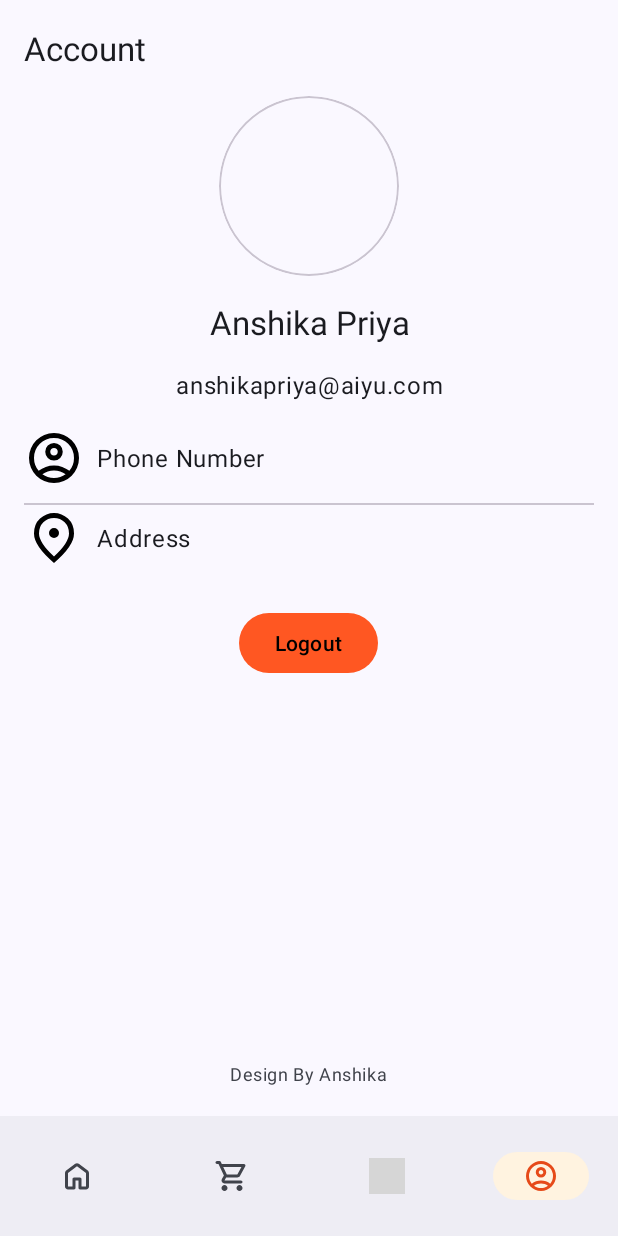
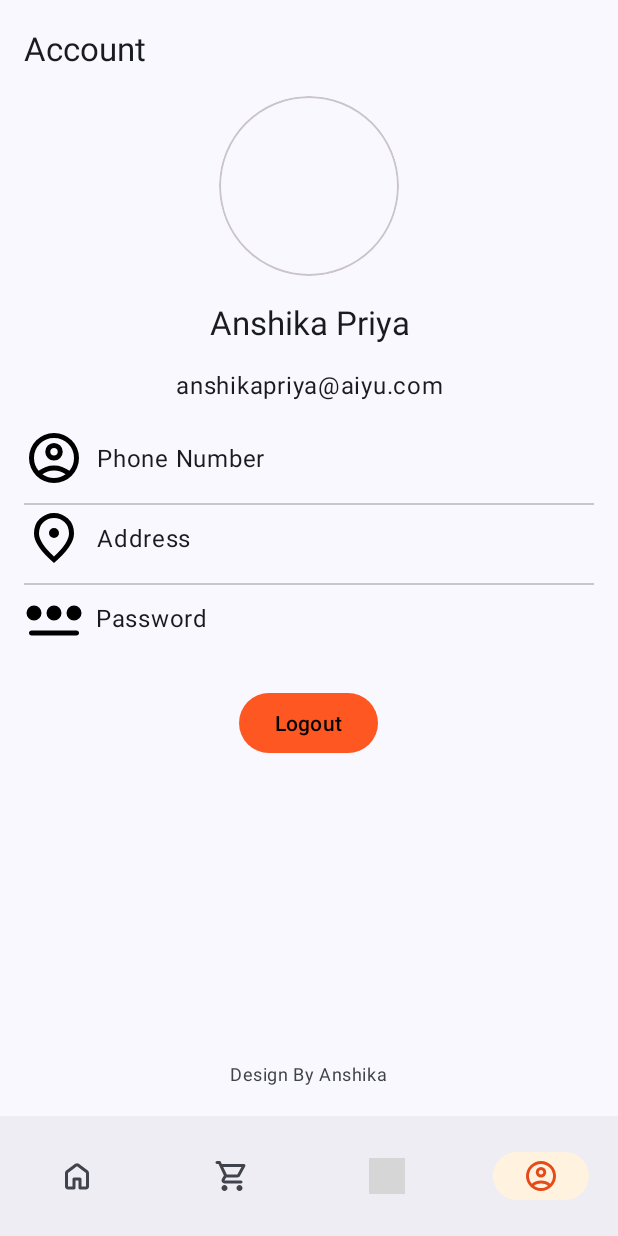
Before and after one commit to anshika1501/BiteBuddy, an Android app: the ProfileFragment screen opened through its navigation route, on a phone screen of 412 x 824 dp. Run offline under Robolectric (Android 15) with nearby library versions, the phone set to English and light mode, and no system bars; our stand-ins replace navigation-ui; grey boxes are pictures that could not be loaded.

Commit message:
Add password icon resource; update profile fragment with password layout; change bottom navigation visibility logic in MainActivity; disable external annotations resolution in gradle

```diff
--- a/app/src/main/java/com/anshu/bitebuddy/MainActivity.java
+++ b/app/src/main/java/com/anshu/bitebuddy/MainActivity.java
@@ -1,6 +1,7 @@
 package com.anshu.bitebuddy;
 
 import android.os.Bundle;
+import android.view.View;
 
 import androidx.activity.EdgeToEdge;
 import androidx.appcompat.app.AppCompatActivity;
@@ -44,19 +45,19 @@ public class MainActivity extends AppCompatActivity {
         binding.bottomNavigationView.setOnItemReselectedListener(item -> {
 
         });
-//        navController
-//                .addOnDestinationChangedListener((navController, navDestination, bundle) -> {
-//                    if (
-//                            navDestination.getId() == R.id.homeFragment ||
-//                                    navDestination.getId() == R.id.cartFragment ||
-//                                    navDestination.getId() == R.id.profileFragment ||
-//                                    navDestination.getId() == R.id.historyFragment
-//                    ) {
-//                        binding.bottomNavigationView.setVisibility(View.VISIBLE);
-//                    } else {
-//                        binding.bottomNavigationView.setVisibility(View.GONE);
-//                    }
-//                });
+        navController
+                .addOnDestinationChangedListener((navController, navDestination, bundle) -> {
+                    if (
+                            navDestination.getId() == R.id.homeFragment ||
+                                    navDestination.getId() == R.id.cartFragment ||
+                                    navDestination.getId() == R.id.profileFragment ||
+                                    navDestination.getId() == R.id.historyFragment
+                    ) {
+                        binding.bottomNavigationView.setVisibility(View.VISIBLE);
+                    } else {
+                        binding.bottomNavigationView.setVisibility(View.GONE);
+                    }
+                });
 
     }
 }
--- /dev/null
+++ b/app/src/main/res/drawable/rounded_password_2_24.xml
@@ -0,0 +1,5 @@
+<vector xmlns:android="http://schemas.android.com/apk/res/android" android:height="24dp" android:tint="#000000" android:viewportHeight="960" android:viewportWidth="960" android:width="24dp">
+
+    <path android:fillColor="@android:color/white" android:pathData="M160,520Q110,520 75,485Q40,450 40,400Q40,350 75,315Q110,280 160,280Q210,280 245,315Q280,350 280,400Q280,450 245,485Q210,520 160,520ZM120,760Q103,760 91.5,748.5Q80,737 80,720Q80,703 91.5,691.5Q103,680 120,680L840,680Q857,680 868.5,691.5Q880,703 880,720Q880,737 868.5,748.5Q857,760 840,760L120,760ZM480,520Q430,520 395,485Q360,450 360,400Q360,350 395,315Q430,280 480,280Q530,280 565,315Q600,350 600,400Q600,450 565,485Q530,520 480,520ZM800,520Q750,520 715,485Q680,450 680,400Q680,350 715,315Q750,280 800,280Q850,280 885,315Q920,350 920,400Q920,450 885,485Q850,520 800,520Z"/>
+
+</vector>
--- a/app/src/main/res/layout/fragment_profile.xml
+++ b/app/src/main/res/layout/fragment_profile.xml
@@ -110,6 +110,31 @@
                 android:gravity="center"
                 android:text="Address" />
         </LinearLayout>
+
+        <com.google.android.material.divider.MaterialDivider
+            android:layout_width="match_parent"
+            android:layout_height="wrap_content" />
+
+        <LinearLayout
+            android:layout_width="match_parent"
+            android:layout_height="wrap_content"
+            android:layout_marginBottom="@dimen/grid_1"
+            android:gravity="center_vertical"
+            android:orientation="horizontal">
+
+            <ImageView
+                android:layout_width="40dp"
+                android:layout_height="44dp"
+                android:src="@drawable/rounded_password_2_24" />
+
+            <TextView
+                style="?attr/textAppearanceBody1"
+                android:layout_width="wrap_content"
+                android:layout_height="wrap_content"
+                android:layout_marginStart="@dimen/grid_1"
+                android:gravity="center"
+                android:text="Password" />
+        </LinearLayout>
     </LinearLayout>
 
     <Button
```
